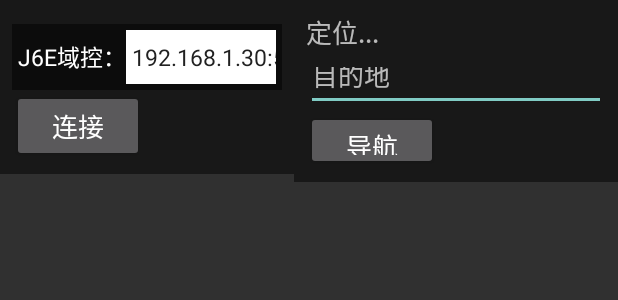
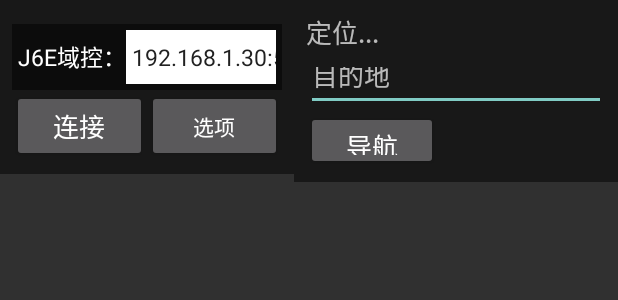
Before and after one commit to MikeBMW/NavMap, an Android app: the layout activity_gps_nav_loc.xml on its own in the app's theme, with its tools: preview values and no code run, on a phone screen of 412 x 824 dp. Shown: the top 300 px of the screen. Run offline under Robolectric (Android 15) with nearby library versions, the phone set to English and light mode, and no system bars; plain views replace PreviewView.

Commit message:
ui ok, websocket ok

```diff
--- a/app/src/main/java/com/tencent/navix/demo/MainActivity.java
+++ b/app/src/main/java/com/tencent/navix/demo/MainActivity.java
@@ -44,10 +44,10 @@ import java.util.Objects;
 public class MainActivity extends BasePermissionActivity {
 
     Object[][] functions = {
+            {"项目定制：定位+导航功能", GpsNavLocActivity.class}, // 新增这一行，就能在主界面看到并点击启动了
             {"Map", MapActivity.class},
 //            {"定位", MapLocationActivity.class},
             {"定位功能", DemoMapActivity.class}, // 新增：添加定位页面入口
-            {"定位+导航功能", GpsNavLocActivity.class}, // 新增这一行，就能在主界面看到并点击启动了
             {"驾车路径规划", RouteRequestActivity.class},
             {"驾车真实导航", GpsNavActivity.class},
             {"驾车模拟导航", SimulationNavActivity.class},
--- a/app/src/main/res/layout/activity_gps_nav_loc.xml
+++ b/app/src/main/res/layout/activity_gps_nav_loc.xml
@@ -84,27 +84,84 @@
                 android:textColor="#212121"/>
         </LinearLayout>
 
-        <Button
-            android:id="@+id/btn_connect"
-            android:layout_width="wrap_content"
+        <!-- 按钮行 -->
+        <LinearLayout
+            android:layout_width="match_parent"
             android:layout_height="wrap_content"
-            android:text="连接"
-            android:textSize="17sp"/>
+            android:orientation="horizontal"
+            android:gravity="center_vertical">
 
-<!--        <Button-->
-<!--            android:id="@+id/btn_send"-->
-<!--            android:layout_width="wrap_content"-->
+            <!-- 连接按钮 -->
+            <Button
+                android:id="@+id/btn_connect"
+                android:layout_width="0dp"
+                android:layout_height="wrap_content"
+                android:layout_weight="1"
+                android:text="连接"
+                android:textSize="17sp" />
+
+            <!-- 选项按钮 -->
+            <Button
+                android:id="@+id/btn_options"
+                android:layout_width="0dp"
+                android:layout_height="wrap_content"
+                android:layout_weight="1"
+                android:text="选项" />
+        </LinearLayout>
+    </LinearLayout>
+
+    <!-- 调试面板 -->
+    <LinearLayout
+        android:id="@+id/debug_panel"
+        android:layout_width="match_parent"
+        android:layout_height="wrap_content"
+        android:layout_alignParentBottom="true"
+        android:orientation="vertical"
+        android:padding="2dp"
+        android:background="#EE000000"
+        android:visibility="gone">
+
+        <!-- 标题栏：点一下折叠/展开 -->
+<!--        <TextView-->
+<!--            android:id="@+id/debug_title"-->
+<!--            android:layout_width="match_parent"-->
 <!--            android:layout_height="wrap_content"-->
-<!--            android:text="发 hello"-->
-<!--            android:textSize="17sp"-->
-<!--            android:layout_marginTop="8dp"/>-->
+<!--            android:text="调试信息（点我折叠）"-->
+<!--            android:textColor="#FFF"-->
+<!--            android:textStyle="bold"-->
+<!--            android:padding="0dp" />-->
 
-<!--        <Button-->
-<!--            android:id="@+id/btn_send_struct"-->
-<!--            android:layout_width="wrap_content"-->
-<!--            android:layout_height="wrap_content"-->
-<!--            android:text="发送结构体"-->
-<!--            android:textSize="17sp"-->
-<!--            android:layout_marginTop="8dp"/>-->
+        <TextView
+            android:id="@+id/debug_title"
+            android:layout_width="match_parent"
+            android:layout_height="wrap_content"
+            android:text="调试信息（点我折叠）"
+            android:textColor="#DD000000"
+            android:textStyle="bold"
+            android:textSize="10sp"
+            android:lineHeight="11dp"
+            android:paddingVertical="0dp"
+            android:gravity="center_vertical"
+            android:background="#80FFFFFF"/>
+
+        <!-- 16 进制串 -->
+        <TextView
+            android:id="@+id/debug_hex"
+            android:layout_width="match_parent"
+            android:layout_height="wrap_content"
+            android:textColor="#0F0"
+            android:textSize="12sp"
+            android:fontFamily="monospace"
+            android:padding="2dp" />
+
+        <!-- 关键字段 -->
+        <TextView
+            android:id="@+id/debug_fields"
+            android:layout_width="match_parent"
+            android:layout_height="wrap_content"
+            android:textColor="#FFF"
+            android:textSize="12sp"
+            android:fontFamily="monospace"
+            android:padding="2dp" />
     </LinearLayout>
 </RelativeLayout>
```
Also changed, not shown: app/src/main/AndroidManifest.xml (+14 -1 lines), app/src/main/java/com/tencent/navix/demo/navi/GpsNavLocActivity.java (+89 -18 lines), app/src/main/java/com/tencent/navix/demo/utils/TencentGeoCoder.java (added, +105 -0 lines).
